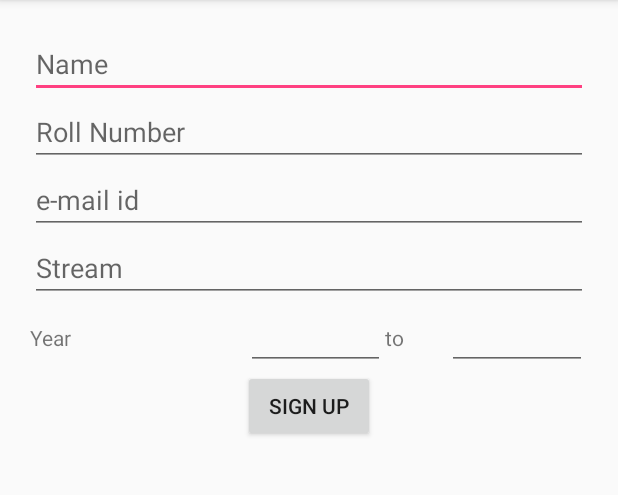
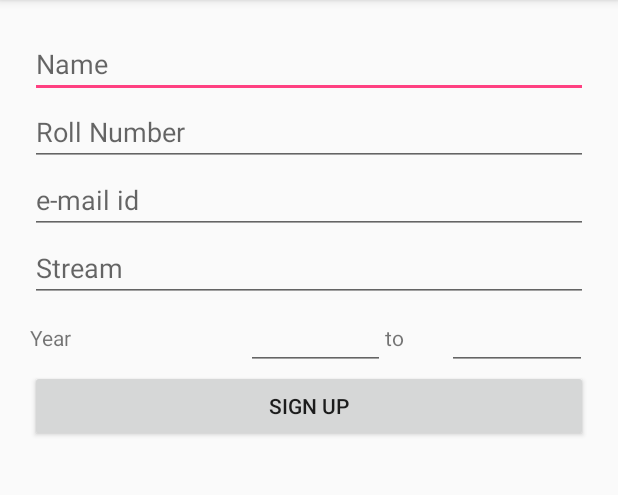
Before and after one commit to Pronoy999/Classistant, an Android app: the StudentRegisterActivity screen opened directly, with no data from a screen before it, on a phone screen of 412 x 824 dp, the part 84-579 px from its top. Run offline under Robolectric (Android 15) with nearby library versions, the phone set to English and light mode, and no system bars.

Commit message:
Completed the Student Register Activity. Added a new Layout for email OTP verification.

```diff
--- a/app/src/main/java/com/project/classistant/MainActivity.java
+++ b/app/src/main/java/com/project/classistant/MainActivity.java
@@ -25,7 +25,6 @@ public class MainActivity extends AppCompatActivity {
     }
     private void goToTeacher(){
 
-
     }
     private void goToStudent(){
 
--- a/app/src/main/res/layout/activity_student_register.xml
+++ b/app/src/main/res/layout/activity_student_register.xml
@@ -10,21 +10,26 @@ android:padding="20dip">
     android:layout_width="match_parent"
     android:layout_height="wrap_content"
     android:hint="Name"
-    android:layout_weight=".2"/>
+    android:layout_weight=".2"
+    android:id="@+id/studentName"/>
 <EditText
     android:layout_width="match_parent"
     android:layout_height="wrap_content"
     android:hint="Roll Number"
-    android:layout_weight=".2"/>
+    android:layout_weight=".2"
+    android:id="@+id/studentRollNumber"/>
 <EditText
     android:layout_width="match_parent"
     android:layout_height="wrap_content"
     android:hint="e-mail id"
-    android:layout_weight=".2"/>
+    android:layout_weight=".2"
+    android:id="@+id/studentEmail"
+    android:inputType="textEmailAddress"/>
 <EditText
     android:layout_width="match_parent"
     android:layout_height="wrap_content"
-    android:hint="Stream"/>
+    android:hint="Stream"
+    android:id="@+id/stream"/>
 <LinearLayout
     android:layout_width="match_parent"
     android:layout_height="wrap_content"
@@ -39,7 +44,9 @@ android:padding="20dip">
     <EditText
         android:layout_width="wrap_content"
         android:layout_height="wrap_content"
-        android:layout_weight=".25"/>
+        android:layout_weight=".25"
+        android:id="@+id/startYear"
+        android:inputType="number"/>
     <TextView
         android:layout_width="wrap_content"
         android:layout_height="wrap_content"
@@ -48,13 +55,16 @@ android:padding="20dip">
     <EditText
         android:layout_width="wrap_content"
         android:layout_height="wrap_content"
-        android:layout_weight=".25"/>
+        android:layout_weight=".25"
+        android:id="@+id/endYear"
+        android:inputType="number"/>
 </LinearLayout>
 <Button
-    android:layout_width="wrap_content"
+    android:layout_width="match_parent"
     android:layout_height="wrap_content"
     android:text="Sign Up"
     android:layout_weight=".2"
     android:clickable="true"
+    android:id="@+id/submitDetails"
     />
 </LinearLayout>
--- a/app/src/main/res/values/strings.xml
+++ b/app/src/main/res/values/strings.xml
@@ -1,4 +1,7 @@
 <resources>
     <string name="app_name">Classistant</string>
     <string name="title_activity_add_subject">AddSubjectActivity</string>
+    <string name="otp">Enter the OTP send to your Email ID:</string>
+    <string name="otpConfirm">Confirm</string>
+    <string name="cancel">Cancel</string>
 </resources>
```
Also changed, not shown: app/src/main/java/com/project/classistant/Constant.java (+7 -0 lines), app/src/main/java/com/project/classistant/FileController.java (+3 -14 lines), app/src/main/java/com/project/classistant/StudentRegisterActivity.java (+90 -1 lines), app/src/main/res/layout/otp_layout.xml (added, +14 -0 lines).
